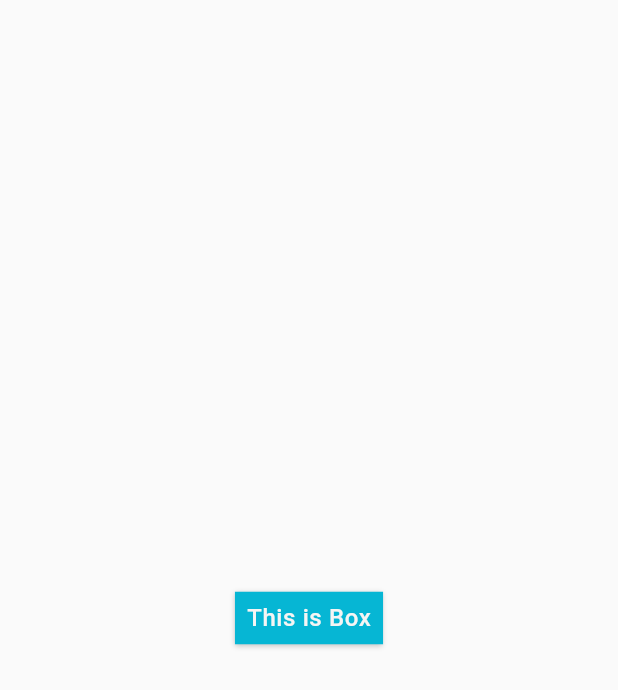
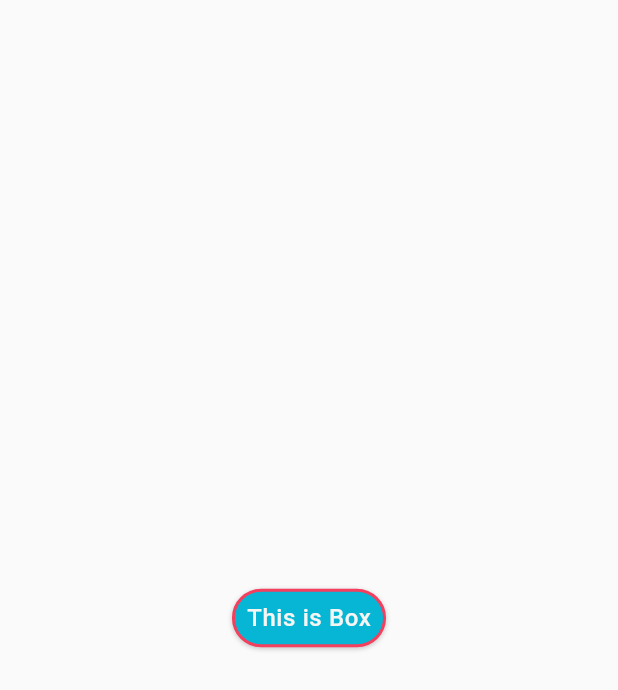
Before and after one commit to GeekyAnts/NativeBase_Flutter, a Flutter app: the screen it shows after launch, on a phone screen of 412 x 824 dp. Shown: the top 690 px of the screen. Run offline on Flutter 3.47's test engine with Material 2 defaults, Android fonts, the phone set to English and light mode, and no system bars.

Commit message:
addeding box to the docs

```diff
--- a/example/lib/main.dart
+++ b/example/lib/main.dart
@@ -96,6 +96,9 @@ class _NativeBaseExampleState extends State<NativeBaseExample> {
               p: '2',
               color: 'cyan.500',
               shadow: '2',
+              borderWidth: '2',
+              borderColor: 'pink',
+              borderRadius: 'full',
               child: NBText(
                 text: "This is Box",
                 fontSize: 'md',
```
Also changed, not shown: lib/components/primitives/box/box.dart (+21 -1 lines), example/lib/assets/image/box/box.2.png (added).
